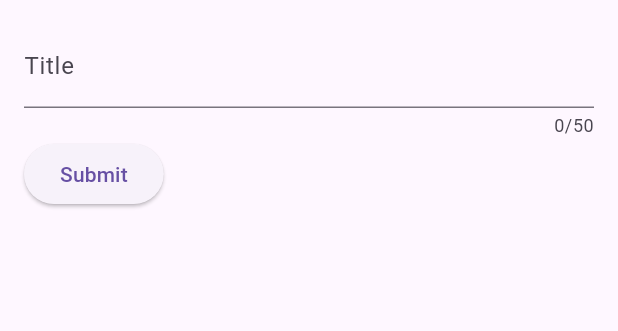
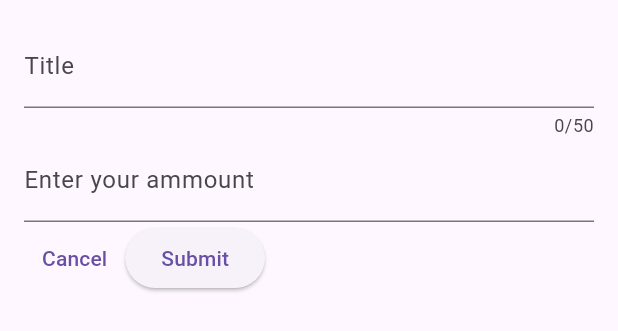
Before and after one commit to DeepSarkar1221/flutter_section5, a Flutter app: the NewExpense widget shown alone on an empty page, opened directly, on a phone screen of 412 x 824 dp. Shown: the top 331 px of the screen. Run offline on Flutter 3.47's test engine with Material 3 defaults, Android fonts, the phone set to English and light mode, and no system bars.

Commit message:
add cancel button

```diff
--- a/lib/new_expense.dart
+++ b/lib/new_expense.dart
@@ -10,10 +10,12 @@ class NewExpense extends StatefulWidget {
 }
 
 class _NewExpensesState extends State<NewExpense> {
-  final _titleController= TextEditingController();
+  final _titleController = TextEditingController();
+  final _ammountController = TextEditingController();
 
   @override
   void dispose() {
+    _ammountController.dispose();
     _titleController.dispose();
     super.dispose();
   }
@@ -29,11 +31,29 @@ class _NewExpensesState extends State<NewExpense> {
             maxLength: 50,
             decoration: InputDecoration(label: Text("Title")),
           ),
+          TextField(
+            controller: _ammountController,
+            keyboardType: TextInputType.number,
+            decoration: InputDecoration(
+              prefixText: '\$ ',
+              label: Text("Enter your ammount"),
+            ),
+          ),
           Row(
             children: [
-              ElevatedButton(onPressed:(){
-                print(_titleController.text);
-              } , child: Text("Submit")),
+              TextButton(
+                onPressed: () {
+                  Navigator.pop(context);
+                },
+                child: Text("Cancel"),
+              ),
+              ElevatedButton(
+                onPressed: () {
+                  print(_titleController.text);
+                  print(_ammountController.text);
+                },
+                child: Text("Submit"),
+              ),
             ],
           ),
         ],
```
